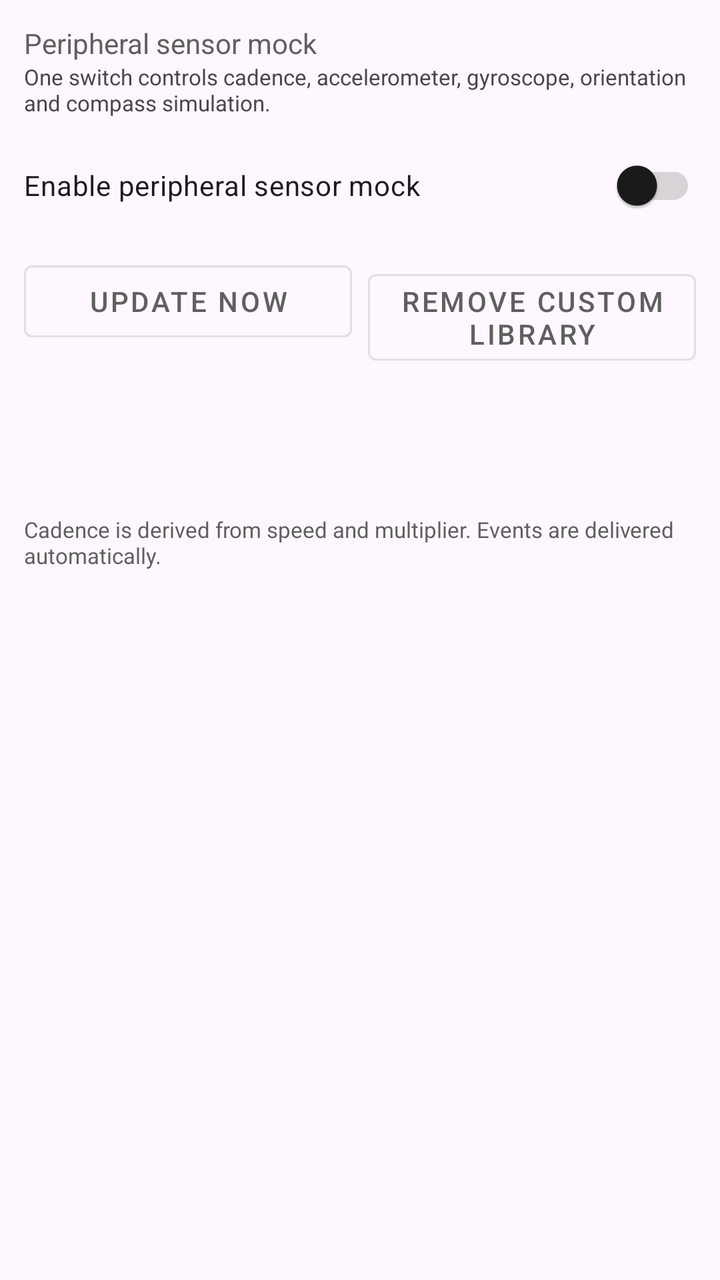
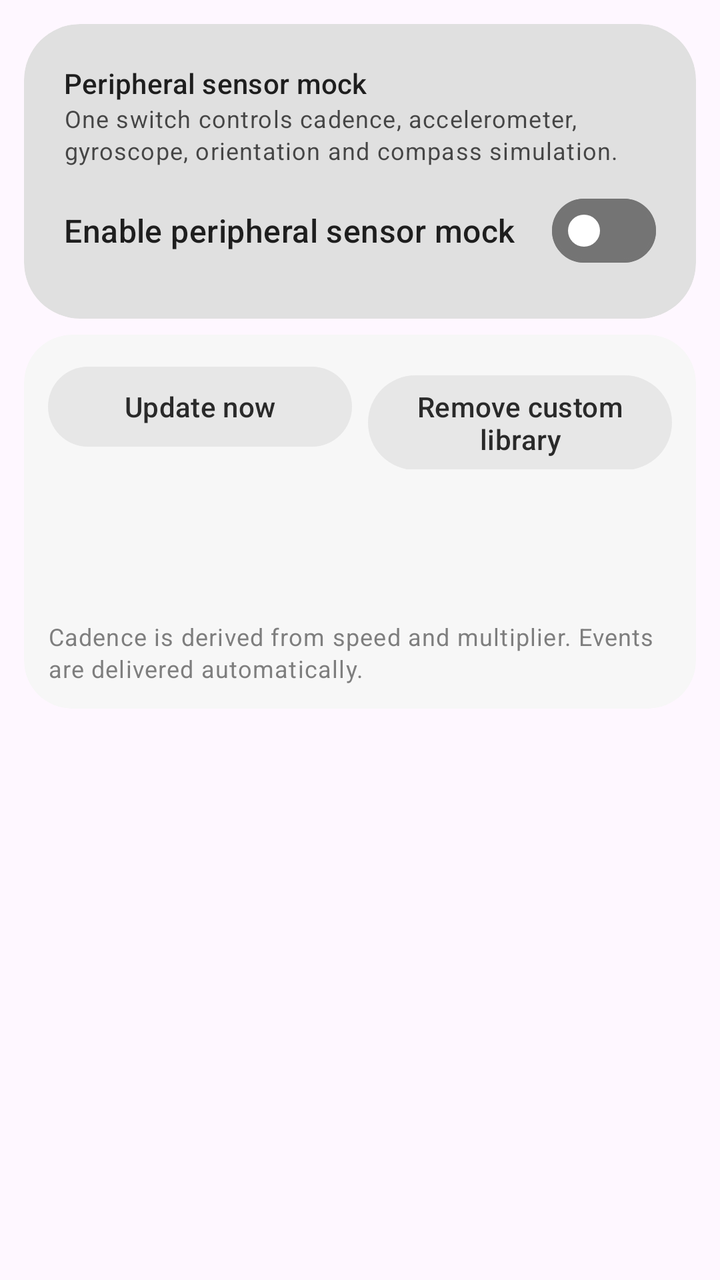

Compare the two renders of this Android layout. The source of the first and the diff that turns it into the second are given below.
<!-- AndroidManifest.xml: application theme AppTheme -->
<!-- res/layout/fragment_peripheral_sensor.xml -->
<?xml version="1.0" encoding="utf-8"?>
<androidx.constraintlayout.widget.ConstraintLayout
    xmlns:android="http://schemas.android.com/apk/res/android"
    xmlns:app="http://schemas.android.com/apk/res-auto"
    android:layout_width="match_parent"
    android:layout_height="match_parent">

    <ScrollView
        android:layout_width="match_parent"
        android:layout_height="0dp"
        app:layout_constraintTop_toTopOf="parent"
        app:layout_constraintBottom_toBottomOf="parent">

        <LinearLayout
            android:layout_width="match_parent"
            android:layout_height="wrap_content"
            android:orientation="vertical"
            android:padding="12dp">

            <com.google.android.material.textview.MaterialTextView
                android:layout_width="wrap_content"
                android:layout_height="wrap_content"
                android:text="@string/peripheral_page_title"
                android:textColor="?attr/colorOnSurfaceVariant" />

            <com.google.android.material.textview.MaterialTextView
                android:layout_width="match_parent"
                android:layout_height="wrap_content"
                android:text="@string/peripheral_page_desc"
                android:textSize="11sp" />

            <com.google.android.material.switchmaterial.SwitchMaterial
                android:id="@+id/peripheral_mock_switch"
                android:layout_width="match_parent"
                android:layout_height="wrap_content"
                android:layout_marginTop="10dp"
                android:text="@string/peripheral_mock" />

            <LinearLayout
                android:layout_width="match_parent"
                android:layout_height="wrap_content"
                android:layout_marginTop="10dp"
                android:orientation="horizontal">

                <com.google.android.material.button.MaterialButton
                    android:id="@+id/sensor_native_update"
                    style="@style/Widget.MaterialComponents.Button.OutlinedButton"
                    android:layout_width="0dp"
                    android:layout_height="wrap_content"
                    android:layout_weight="1"
                    android:text="@string/sensor_native_update" />

                <com.google.android.material.button.MaterialButton
                    android:id="@+id/sensor_native_remove"
                    style="@style/Widget.MaterialComponents.Button.OutlinedButton"
                    android:layout_width="0dp"
                    android:layout_height="wrap_content"
                    android:layout_marginStart="8dp"
                    android:layout_weight="1"
                    android:text="@string/sensor_native_remove" />
            </LinearLayout>

            <com.google.android.material.textview.MaterialTextView
                android:id="@+id/cadence_readout"
                android:layout_width="match_parent"
                android:layout_height="wrap_content"
                android:layout_marginTop="10dp"
                android:textSize="13sp" />

            <LinearLayout
                android:id="@+id/peripheral_rows"
                android:layout_width="match_parent"
                android:layout_height="wrap_content"
                android:layout_marginTop="8dp"
                android:orientation="vertical" />

            <com.google.android.material.textview.MaterialTextView
                android:id="@+id/angle_readout"
                android:layout_width="match_parent"
                android:layout_height="wrap_content"
                android:layout_marginTop="10dp"
                android:textSize="13sp" />


            <com.google.android.material.textview.MaterialTextView
                android:layout_width="match_parent"
                android:layout_height="wrap_content"
                android:layout_marginTop="12dp"
                android:text="@string/peripheral_footer"
                android:textSize="11sp"
                android:textColor="?attr/colorOnSurfaceVariant" />

        </LinearLayout>
    </ScrollView>
</androidx.constraintlayout.widget.ConstraintLayout>
<!-- resources referenced by this layout -->
<resources>
  <string name="peripheral_footer">Cadence is derived from speed and multiplier. Events are delivered automatically.</string>
  <string name="peripheral_mock">Enable peripheral sensor mock</string>
  <string name="peripheral_page_desc">One switch controls cadence, accelerometer, gyroscope, orientation and compass simulation.</string>
  <string name="peripheral_page_title">Peripheral sensor mock</string>
  <string name="sensor_native_remove">Remove custom library</string>
  <string name="sensor_native_update">Update now</string>
  <style name="AppTheme" parent="Theme.Material3.Light.NoActionBar">
          
          <item name="colorPrimary">#5F5F5F</item>
          <item name="colorOnPrimary">#FFFFFF</item>
          <item name="colorPrimaryContainer">#E0E0E0</item>
          <item name="colorOnPrimaryContainer">#1E1E1E</item>
          <item name="colorSecondary">#494949</item>
          <item name="colorOnSecondary">#FFFFFF</item>
          <item name="colorSecondaryContainer">#E7E7E7</item>
          <item name="colorOnSecondaryContainer">#2A2A2A</item>
          <item name="colorSurface">#FFFFFF</item>
          <item name="colorOnSurface">#1A1A1A</item>
          <item name="colorSurfaceVariant">#F0F0F0</item>
          <item name="colorOnSurfaceVariant">#5F5F5F</item>
          <item name="colorOutline">#747474</item>
  
          
          <item name="portalFabIconTint">#1A1A1A</item>
  
          
          <item name="android:statusBarColor">@android:color/transparent</item>
          <item name="android:windowDrawsSystemBarBackgrounds">true</item>
          <item name="android:windowTranslucentStatus">true</item>
          <item name="windowActionModeOverlay">true</item>
          <item name="windowActionBar">false</item>
          <item name="windowNoTitle">true</item>
  
          
          <item name="searchViewStyle">@style/Portal.SearchViewStyle</item>
          <item name="sliderStyle">@style/Portal.SliderTheme</item>
          <item name="android:popupMenuStyle">@style/PortalPopupMenuStyle</item>
          
          <item name="switchStyle">@style/Portal.SwitchStyle</item>
      </style>
  <style name="Portal.SearchViewStyle" parent="Widget.AppCompat.SearchView" />
  <style name="Portal.SliderTheme" parent="Widget.Material3.Slider" />
  <style name="PortalPopupMenuStyle" parent="Widget.Material3.PopupMenu">
          <item name="android:popupAnimationStyle">@style/PortalPopupAnimation</item>
      </style>
  <style name="Portal.SwitchStyle" parent="Widget.Material3.CompoundButton.Switch">
          <item name="useMaterialThemeColors">true</item>
          <item name="trackTint">@color/switch_track_tint</item>
      </style>
  <style name="PortalPopupAnimation">
          <item name="android:windowEnterAnimation">@anim/popup_in_top_end</item>
          <item name="android:windowExitAnimation">@anim/popup_out_top_end</item>
      </style>
</resources>

<!-- the commit's change to res/layout/fragment_peripheral_sensor.xml (unified diff, before → after) -->
@@ -15,80 +15,119 @@
             android:layout_width="match_parent"
             android:layout_height="wrap_content"
             android:orientation="vertical"
-            android:padding="12dp">
+            android:padding="@dimen/page_gutter">
 
-            <com.google.android.material.textview.MaterialTextView
-                android:layout_width="wrap_content"
-                android:layout_height="wrap_content"
-                android:text="@string/peripheral_page_title"
-                android:textColor="?attr/colorOnSurfaceVariant" />
-
-            <com.google.android.material.textview.MaterialTextView
+            <com.google.android.material.card.MaterialCardView
+                android:id="@+id/peripheral_control_card"
+                style="@style/PortalHeroCard"
                 android:layout_width="match_parent"
                 android:layout_height="wrap_content"
-                android:text="@string/peripheral_page_desc"
-                android:textSize="11sp" />
+                app:cardPreventCornerOverlap="false">
 
-            <com.google.android.material.switchmaterial.SwitchMaterial
-                android:id="@+id/peripheral_mock_switch"
+                <LinearLayout
+                    android:layout_width="match_parent"
+                    android:layout_height="wrap_content"
+                    android:orientation="vertical">
+
+                    <com.google.android.material.textview.MaterialTextView
+                        android:layout_width="match_parent"
+                        android:layout_height="wrap_content"
+                        android:text="@string/peripheral_page_title"
+                        android:textAppearance="@style/TextAppearance.Material3.LabelLarge"
+                        android:textColor="?attr/colorOnPrimaryContainer" />
+
+                    <com.google.android.material.textview.MaterialTextView
+                        android:layout_width="match_parent"
+                        android:layout_height="wrap_content"
+                        android:alpha="0.8"
+                        android:text="@string/peripheral_page_desc"
+                        android:textAppearance="@style/TextAppearance.Material3.BodySmall"
+                        android:textColor="?attr/colorOnPrimaryContainer" />
+
+                    <com.google.android.material.materialswitch.MaterialSwitch
+                        android:id="@+id/peripheral_mock_switch"
+                        android:layout_width="match_parent"
+                        android:layout_height="wrap_content"
+                        android:layout_marginTop="8dp"
+                        android:minHeight="48dp"
+                        android:saveEnabled="false"
+                        android:text="@string/peripheral_mock_enable"
+                        android:textAppearance="@style/TextAppearance.Material3.TitleMedium"
+                        android:textColor="?attr/colorOnPrimaryContainer"
+                        app:thumbTint="@color/portal_switch_thumb_on_container"
+                        app:trackTint="@color/portal_switch_track_on_container" />
+
+                </LinearLayout>
+            </com.google.android.material.card.MaterialCardView>
+
+            <com.google.android.material.card.MaterialCardView
+                style="@style/PortalSurfaceCard"
                 android:layout_width="match_parent"
                 android:layout_height="wrap_content"
-                android:layout_marginTop="10dp"
-                android:text="@string/peripheral_mock" />
+                android:layout_marginTop="@dimen/section_gap"
+                app:cardPreventCornerOverlap="false"
+                app:contentPadding="12dp">
 
-            <LinearLayout
-                android:layout_width="match_parent"
-                android:layout_height="wrap_content"
-                android:layout_marginTop="10dp"
-                android:orientation="horizontal">
+                <LinearLayout
+                    android:layout_width="match_parent"
+                    android:layout_height="wrap_content"
+                    android:orientation="vertical">
 
-                <com.google.android.material.button.MaterialButton
-                    android:id="@+id/sensor_native_update"
-                    style="@style/Widget.MaterialComponents.Button.OutlinedButton"
-                    android:layout_width="0dp"
-                    android:layout_height="wrap_content"
-                    android:layout_weight="1"
-                    android:text="@string/sensor_native_update" />
+                    <LinearLayout
+                        android:layout_width="match_parent"
+                        android:layout_height="wrap_content"
+                        android:orientation="horizontal">
 
-                <com.google.android.material.button.MaterialButton
-                    android:id="@+id/sensor_native_remove"
-                    style="@style/Widget.MaterialComponents.Button.OutlinedButton"
-                    android:layout_width="0dp"
-                    android:layout_height="wrap_content"
-                    android:layout_marginStart="8dp"
-                    android:layout_weight="1"
-                    android:text="@string/sensor_native_remove" />
-            </LinearLayout>
+                        <com.google.android.material.button.MaterialButton
+                            android:id="@+id/sensor_native_update"
+                            style="@style/Widget.Material3.Button.TonalButton"
+                            android:layout_width="0dp"
+                            android:layout_height="wrap_content"
+                            android:layout_weight="1"
+                            android:text="@string/sensor_native_update" />
 
-            <com.google.android.material.textview.MaterialTextView
-                android:id="@+id/cadence_readout"
-                android:layout_width="match_parent"
-                android:layout_height="wrap_content"
-                android:layout_marginTop="10dp"
-                android:textSize="13sp" />
+                        <com.google.android.material.button.MaterialButton
+                            android:id="@+id/sensor_native_remove"
+                            style="@style/Widget.Material3.Button.TonalButton"
+                            android:layout_width="0dp"
+                            android:layout_height="wrap_content"
+                            android:layout_marginStart="8dp"
+                            android:layout_weight="1"
+                            android:text="@string/sensor_native_remove" />
+                    </LinearLayout>
 
-            <LinearLayout
-                android:id="@+id/peripheral_rows"
-                android:layout_width="match_parent"
-                android:layout_height="wrap_content"
-                android:layout_marginTop="8dp"
-                android:orientation="vertical" />
+                    <com.google.android.material.textview.MaterialTextView
+                        android:id="@+id/cadence_readout"
+                        android:layout_width="match_parent"
+                        android:layout_height="wrap_content"
+                        android:layout_marginTop="10dp"
+                        android:textSize="13sp" />
 
-            <com.google.android.material.textview.MaterialTextView
-                android:id="@+id/angle_readout"
-                android:layout_width="match_parent"
-                android:layout_height="wrap_content"
-                android:layout_marginTop="10dp"
-                android:textSize="13sp" />
+                    <LinearLayout
+                        android:id="@+id/peripheral_rows"
+                        android:layout_width="match_parent"
+                        android:layout_height="wrap_content"
+                        android:layout_marginTop="8dp"
+                        android:orientation="vertical" />
 
+                    <com.google.android.material.textview.MaterialTextView
+                        android:id="@+id/angle_readout"
+                        android:layout_width="match_parent"
+                        android:layout_height="wrap_content"
+                        android:layout_marginTop="10dp"
+                        android:textSize="13sp" />
 
-            <com.google.android.material.textview.MaterialTextView
-                android:layout_width="match_parent"
-                android:layout_height="wrap_content"
-                android:layout_marginTop="12dp"
-                android:text="@string/peripheral_footer"
-                android:textSize="11sp"
-                android:textColor="?attr/colorOnSurfaceVariant" />
+                    <com.google.android.material.textview.MaterialTextView
+                        android:layout_width="match_parent"
+                        android:layout_height="wrap_content"
+                        android:layout_marginTop="12dp"
+                        android:alpha="0.8"
+                        android:text="@string/peripheral_footer"
+                        android:textAppearance="@style/TextAppearance.Material3.BodySmall"
+                        android:textColor="?attr/colorOnSurfaceVariant" />
+
+                </LinearLayout>
+            </com.google.android.material.card.MaterialCardView>
 
         </LinearLayout>
     </ScrollView>
<!-- resource entries referenced after the edit -->
@@ -1,11 +1,26 @@
 <!-- resources referenced by this layout -->
 <resources>
+  <dimen name="page_gutter">12dp</dimen>
+  <dimen name="section_gap">8dp</dimen>
   <string name="peripheral_footer">Cadence is derived from speed and multiplier. Events are delivered automatically.</string>
-  <string name="peripheral_mock">Enable peripheral sensor mock</string>
+  <string name="peripheral_mock_enable">Enable peripheral sensor mock</string>
   <string name="peripheral_page_desc">One switch controls cadence, accelerometer, gyroscope, orientation and compass simulation.</string>
   <string name="peripheral_page_title">Peripheral sensor mock</string>
   <string name="sensor_native_remove">Remove custom library</string>
   <string name="sensor_native_update">Update now</string>
+  <style name="PortalHeroCard" parent="">
+          <item name="cardBackgroundColor">?attr/colorPrimaryContainer</item>
+          <item name="cardCornerRadius">28dp</item>
+          <item name="cardElevation">0dp</item>
+          <item name="strokeWidth">0dp</item>
+          <item name="contentPadding">20dp</item>
+      </style>
+  <style name="PortalSurfaceCard" parent="">
+          <item name="cardBackgroundColor">?attr/colorSurfaceContainerLow</item>
+          <item name="cardCornerRadius">24dp</item>
+          <item name="cardElevation">0dp</item>
+          <item name="strokeWidth">0dp</item>
+      </style>
   <style name="AppTheme" parent="Theme.Material3.Light.NoActionBar">
           
           <item name="colorPrimary">#5F5F5F</item>
@@ -21,6 +36,12 @@
           <item name="colorSurfaceVariant">#F0F0F0</item>
           <item name="colorOnSurfaceVariant">#5F5F5F</item>
           <item name="colorOutline">#747474</item>
+          
+          <item name="colorSurfaceContainerLowest">#FFFFFF</item>
+          <item name="colorSurfaceContainerLow">#F7F7F7</item>
+          <item name="colorSurfaceContainer">#F0F0F0</item>
+          <item name="colorSurfaceContainerHigh">#E8E8E8</item>
+          <item name="colorSurfaceContainerHighest">#E0E0E0</item>
   
           
           <item name="portalFabIconTint">#1A1A1A</item>
@@ -38,16 +59,18 @@
           <item name="sliderStyle">@style/Portal.SliderTheme</item>
           <item name="android:popupMenuStyle">@style/PortalPopupMenuStyle</item>
           
-          <item name="switchStyle">@style/Portal.SwitchStyle</item>
+          <item name="materialCardViewStyle">@style/PortalCardStyle</item>
       </style>
   <style name="Portal.SearchViewStyle" parent="Widget.AppCompat.SearchView" />
   <style name="Portal.SliderTheme" parent="Widget.Material3.Slider" />
   <style name="PortalPopupMenuStyle" parent="Widget.Material3.PopupMenu">
           <item name="android:popupAnimationStyle">@style/PortalPopupAnimation</item>
       </style>
-  <style name="Portal.SwitchStyle" parent="Widget.Material3.CompoundButton.Switch">
-          <item name="useMaterialThemeColors">true</item>
-          <item name="trackTint">@color/switch_track_tint</item>
+  <style name="PortalCardStyle" parent="Widget.Material3.CardView.Filled">
+          <item name="cardBackgroundColor">?attr/colorSurfaceContainerLow</item>
+          <item name="cardCornerRadius">24dp</item>
+          <item name="cardElevation">0dp</item>
+          <item name="strokeWidth">0dp</item>
       </style>
   <style name="PortalPopupAnimation">
           <item name="android:windowEnterAnimation">@anim/popup_in_top_end</item>
